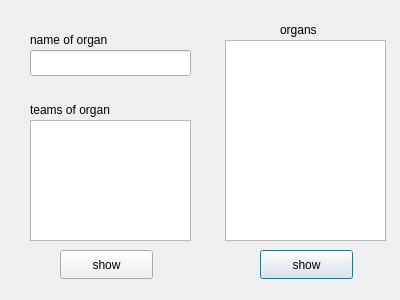
annishelion/ap-projet, file dialog_show_teams_of_organ.ui: the form before one commit.
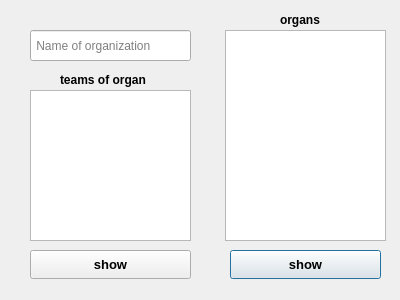
The form after the commit.

The edit to the form file:
```diff
--- a/dialog_show_teams_of_organ.ui
+++ b/dialog_show_teams_of_organ.ui
@@ -17,21 +17,27 @@
    <property name="geometry">
     <rect>
      <x>225</x>
-     <y>40</y>
+     <y>30</y>
      <width>161</width>
-     <height>201</height>
+     <height>211</height>
     </rect>
    </property>
   </widget>
   <widget class="QPushButton" name="show_btn">
    <property name="geometry">
     <rect>
-     <x>260</x>
+     <x>230</x>
      <y>250</y>
-     <width>93</width>
+     <width>151</width>
      <height>29</height>
     </rect>
    </property>
+   <property name="font">
+    <font>
+     <pointsize>10</pointsize>
+     <bold>true</bold>
+    </font>
+   </property>
    <property name="text">
     <string>show</string>
    </property>
@@ -40,44 +46,39 @@
    <property name="geometry">
     <rect>
      <x>30</x>
-     <y>50</y>
-     <width>161</width>
-     <height>26</height>
-    </rect>
-   </property>
-  </widget>
-  <widget class="QLabel" name="label">
-   <property name="geometry">
-    <rect>
-     <x>30</x>
      <y>30</y>
-     <width>121</width>
-     <height>20</height>
+     <width>161</width>
+     <height>31</height>
     </rect>
    </property>
-   <property name="text">
-    <string>name of organ</string>
+   <property name="placeholderText">
+    <string> Name of organization</string>
    </property>
   </widget>
   <widget class="QListWidget" name="list_name_of_teams">
    <property name="geometry">
     <rect>
      <x>30</x>
-     <y>120</y>
+     <y>90</y>
      <width>161</width>
-     <height>121</height>
+     <height>151</height>
     </rect>
    </property>
   </widget>
   <widget class="QLabel" name="label_2">
    <property name="geometry">
     <rect>
-     <x>30</x>
-     <y>100</y>
+     <x>60</x>
+     <y>70</y>
      <width>111</width>
      <height>20</height>
     </rect>
    </property>
+   <property name="font">
+    <font>
+     <bold>true</bold>
+    </font>
+   </property>
    <property name="text">
     <string>teams of organ</string>
    </property>
@@ -85,12 +86,18 @@
   <widget class="QPushButton" name="pushButton">
    <property name="geometry">
     <rect>
-     <x>60</x>
+     <x>30</x>
      <y>250</y>
-     <width>93</width>
+     <width>161</width>
      <height>29</height>
     </rect>
    </property>
+   <property name="font">
+    <font>
+     <pointsize>10</pointsize>
+     <bold>true</bold>
+    </font>
+   </property>
    <property name="text">
     <string>show</string>
    </property>
@@ -99,11 +106,16 @@
    <property name="geometry">
     <rect>
      <x>280</x>
-     <y>20</y>
+     <y>10</y>
      <width>63</width>
      <height>20</height>
     </rect>
    </property>
+   <property name="font">
+    <font>
+     <bold>true</bold>
+    </font>
+   </property>
    <property name="text">
     <string>organs</string>
    </property>
```
